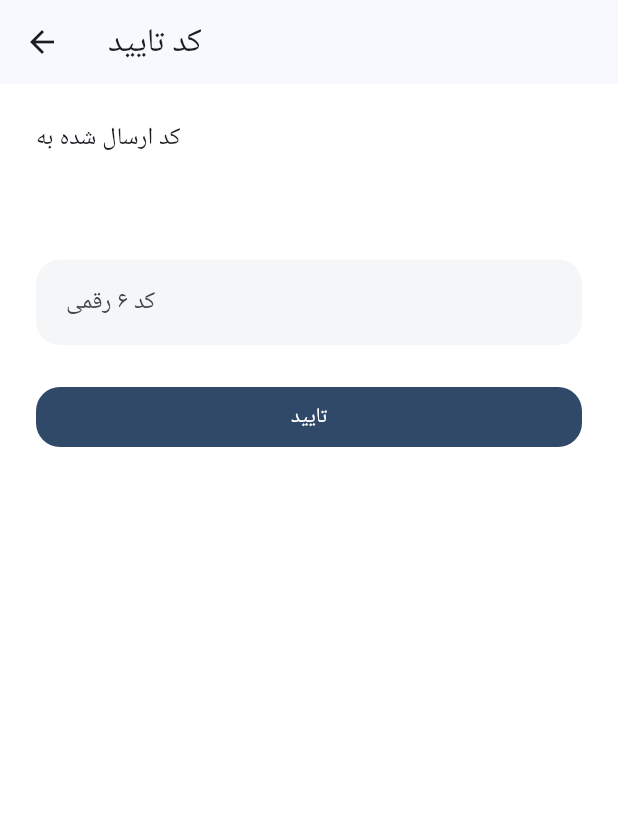
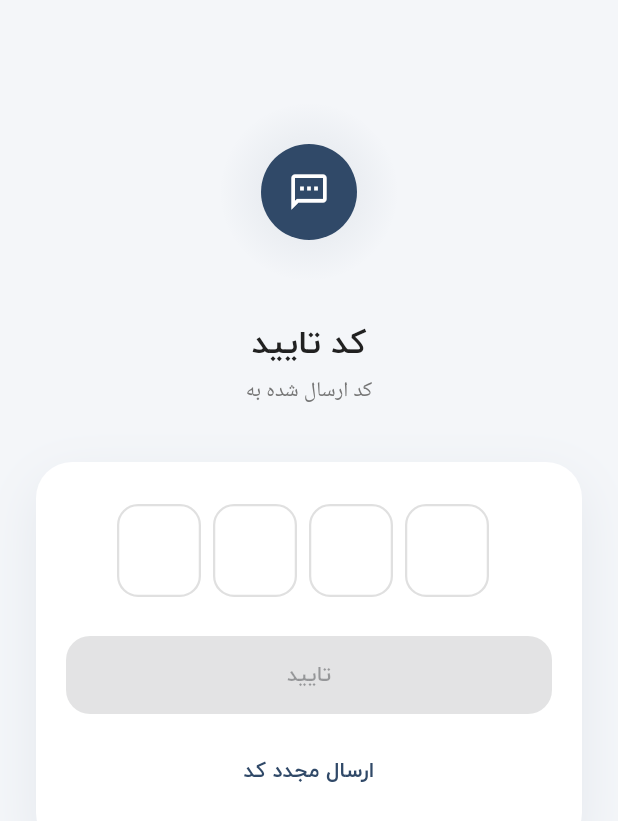
Before and after one commit to mrm15/namarangFlutter, a Flutter app: the OtpPage screen opened directly with empty values, on a phone screen of 412 x 824 dp. Shown: the top 821 px of the screen. Run offline on Flutter 3.47's test engine with Material 3 defaults, Android fonts, the phone set to English and light mode, and no system bars; drawn by our look-alikes of flutter_otp_text_field; our stand-ins replace dio, equatable, flutter_bloc, flutter_secure_storage, flutter_svg, geolocator and 6 more; missing offline and left inert: flutter_background_service; accounts and stored records are empty.

Commit message:
improve otp page and  use font in app

```diff
--- a/lib/app/theme.dart
+++ b/lib/app/theme.dart
@@ -8,6 +8,7 @@ class AppTheme {
       useMaterial3: true,
       brightness: Brightness.light,
       scaffoldBackgroundColor: AppColors.background,
+      fontFamily: 'Namarang',
       colorScheme: ColorScheme.fromSeed(
         seedColor: AppColors.primary,
         brightness: Brightness.light,
--- a/lib/features/auth/presentation/pages/otp_page.dart
+++ b/lib/features/auth/presentation/pages/otp_page.dart
@@ -1,10 +1,12 @@
 import 'package:flutter/material.dart';
 import 'package:flutter_bloc/flutter_bloc.dart';
 import 'package:go_router/go_router.dart';
+import 'package:namarang/core/constants/app_colors.dart';
 import 'package:namarang/core/constants/app_strings.dart';
 import 'package:namarang/core/di/locator.dart';
 import 'package:namarang/features/auth/presentation/cubit/auth_cubit.dart';
 import 'package:namarang/features/auth/presentation/cubit/auth_state.dart';
+import 'package:namarang/features/auth/presentation/widgets/otp_code_field.dart';
 
 class OtpPage extends StatefulWidget {
   const OtpPage({super.key, required this.phoneNumber});
@@ -16,13 +18,16 @@ class OtpPage extends StatefulWidget {
 }
 
 class _OtpPageState extends State<OtpPage> {
-  final _formKey = GlobalKey<FormState>();
-  final codeController = TextEditingController();
+  String _code = '';
 
-  @override
-  void dispose() {
-    codeController.dispose();
-    super.dispose();
+  void _verify(BuildContext context, AuthState state) {
+    if (_code.length != 4) return;
+    if (state.isLoading) return;
+
+    context.read<AuthCubit>().verifyOtp(
+      phoneNumber: widget.phoneNumber,
+      code: _code,
+    );
   }
 
   @override
@@ -42,76 +47,121 @@ class _OtpPageState extends State<OtpPage> {
           }
         },
         builder: (context, state) {
-          return Scaffold(
-            appBar: AppBar(title: const Text(AppStrings.otpTitle)),
-            body: Padding(
-              padding: const EdgeInsets.all(24),
-              child: Form(
-                key: _formKey,
+          return Directionality(
+            textDirection: TextDirection.rtl,
+            child: Scaffold(
+              backgroundColor: const Color(0xFFF4F6F9),
+              appBar: AppBar(
+                automaticallyImplyLeading: false,
+                backgroundColor: Colors.transparent,
+                elevation: 0,
+                scrolledUnderElevation: 0,
+              ),
+              body: SafeArea(
+                child: LayoutBuilder(
+                  builder: (context, constraints) {
+                    return SingleChildScrollView(
+                      child: ConstrainedBox(
+                        constraints: BoxConstraints(
+                          minHeight: constraints.maxHeight,
+                        ),
+                        child: IntrinsicHeight(
                           child: Column(
-                  crossAxisAlignment: CrossAxisAlignment.start,
+                            crossAxisAlignment: CrossAxisAlignment.stretch,
                             children: [
-                    Text(
-                      AppStrings.otpSentTo,
-                      style: Theme.of(context).textTheme.titleMedium,
+                              const SizedBox(height: 12),
+                              _OtpHeader(phoneNumber: widget.phoneNumber),
+                              const SizedBox(height: 36),
+                              Padding(
+                                padding: const EdgeInsets.symmetric(
+                                  horizontal: 24,
                                 ),
-                    const SizedBox(height: 8),
-                    Text(
-                      widget.phoneNumber,
-                      style: Theme.of(context).textTheme.titleLarge,
+                                child: Container(
+                                  padding: const EdgeInsets.symmetric(
+                                    horizontal: 20,
+                                    vertical: 28,
                                   ),
-                    const SizedBox(height: 32),
-                    TextFormField(
-                      controller: codeController,
-                      keyboardType: TextInputType.number,
-                      textInputAction: TextInputAction.done,
-                      maxLength: 4,
-                      decoration: const InputDecoration(
-                        hintText: AppStrings.otpHint,
-                        counterText: '',
+                                  decoration: BoxDecoration(
+                                    color: Colors.white,
+                                    borderRadius: BorderRadius.circular(24),
+                                    boxShadow: [
+                                      BoxShadow(
+                                        color: AppColors.primary.withValues(
+                                          alpha: 0.08,
                                         ),
-                      validator: (value) {
-                        final code = value?.trim() ?? '';
-
-                        if (code.isEmpty) {
-                          return AppStrings.otpRequired;
-                        }
-
-                        if (code.length != 4) {
-                          return AppStrings.invalidOtp;
-                        }
-
-                        return null;
+                                        blurRadius: 30,
+                                        offset: const Offset(0, 12),
+                                      ),
+                                    ],
+                                  ),
+                                  child: Column(
+                                    crossAxisAlignment:
+                                        CrossAxisAlignment.stretch,
+                                    children: [
+                                      OtpCodeField(
+                                        onCodeChanged: (code) =>
+                                            setState(() => _code = code),
+                                        onSubmit: (code) {
+                                          _code = code;
+                                          _verify(context, state);
                                         },
                                       ),
-                    const SizedBox(height: 24),
+                                      const SizedBox(height: 26),
                                       SizedBox(
-                      width: double.infinity,
+                                        height: 52,
                                         child: ElevatedButton(
-                        onPressed: state.isLoading
+                                          onPressed:
+                                              (state.isLoading ||
+                                                  _code.length != 4)
                                               ? null
-                            : () {
-                                if (!_formKey.currentState!.validate()) {
-                                  return;
-                                }
-
-                                context.read<AuthCubit>().verifyOtp(
-                                  phoneNumber: widget.phoneNumber,
-                                  code: codeController.text.trim(),
-                                );
-                              },
+                                              : () => _verify(context, state),
                                           child: state.isLoading
                                               ? const SizedBox(
                                                   width: 22,
                                                   height: 22,
-                                child: CircularProgressIndicator(
+                                                  child:
+                                                      CircularProgressIndicator(
                                                         strokeWidth: 2,
+                                                        color: Colors.white,
                                                       ),
                                                 )
-                            : const Text(AppStrings.otpVerifyButton),
+                                              : const Text(
+                                                  AppStrings.otpVerifyButton,
+                                                  style: TextStyle(
+                                                    fontWeight: FontWeight.w700,
+                                                  ),
+                                                ),
+                                        ),
+                                      ),
+                                      const SizedBox(height: 14),
+                                      Center(
+                                        child: TextButton(
+                                          onPressed: state.isLoading
+                                              ? null
+                                              : () {
+                                                  // TODO: منطق ارسال مجدد کد
+                                                },
+                                          child: const Text(
+                                            AppStrings.resendCode,
+                                            style: TextStyle(
+                                              fontWeight: FontWeight.w600,
+                                              color: AppColors.primary,
+                                            ),
+                                          ),
                                         ),
                                       ),
                                     ],
+                                  ),
+                                ),
+                              ),
+                              const Spacer(),
+                              const SizedBox(height: 24),
+                            ],
+                          ),
+                        ),
+                      ),
+                    );
+                  },
                 ),
               ),
             ),
@@ -121,3 +171,81 @@ class _OtpPageState extends State<OtpPage> {
     );
   }
 }
+
+/// آیکون تزئینی + عنوان + شماره موبایل بالای صفحه OTP
+class _OtpHeader extends StatelessWidget {
+  const _OtpHeader({required this.phoneNumber});
+
+  final String phoneNumber;
+
+  @override
+  Widget build(BuildContext context) {
+    return Column(
+      children: [
+        Center(
+          child: Container(
+            width: 120,
+            height: 120,
+            alignment: Alignment.center,
+            decoration: BoxDecoration(
+              shape: BoxShape.circle,
+              gradient: RadialGradient(
+                colors: [
+                  AppColors.primary.withValues(alpha: 0.10),
+                  AppColors.primary.withValues(alpha: 0),
+                ],
+              ),
+            ),
+            child: Container(
+              width: 64,
+              height: 64,
+              decoration: const BoxDecoration(
+                shape: BoxShape.circle,
+                color: AppColors.primary,
+              ),
+              child: const Icon(
+                Icons.sms_outlined,
+                color: Colors.white,
+                size: 28,
+              ),
+            ),
+          ),
+        ),
+        const SizedBox(height: 24),
+        const Text(
+          AppStrings.otpTitle,
+          textAlign: TextAlign.center,
+          style: TextStyle(
+            fontSize: 22,
+            fontWeight: FontWeight.bold,
+            color: AppColors.textPrimary,
+          ),
+        ),
+        const SizedBox(height: 8),
+        Padding(
+          padding: const EdgeInsets.symmetric(horizontal: 32),
+          child: Text.rich(
+            TextSpan(
+              text: '${AppStrings.otpSentTo} ',
+              style: const TextStyle(
+                fontSize: 14,
+                color: AppColors.textSecondary,
+              ),
+              children: [
+                TextSpan(
+                  text: phoneNumber,
+                  style: const TextStyle(
+                    fontSize: 14,
+                    fontWeight: FontWeight.w700,
+                    color: AppColors.textPrimary,
+                  ),
+                ),
+              ],
+            ),
+            textAlign: TextAlign.center,
+          ),
+        ),
+      ],
+    );
+  }
+}
--- a/lib/features/auth/presentation/widgets/login_button.dart
+++ b/lib/features/auth/presentation/widgets/login_button.dart
@@ -20,7 +20,10 @@ class LoginButton extends StatelessWidget {
         onPressed: loading ? null : onPressed,
         child: loading
             ? const CircularProgressIndicator()
-            : const Text(AppStrings.btnLoginLabel),
+            : const Text(
+                AppStrings.btnLoginLabel,
+                style: TextStyle(fontWeight: FontWeight.w700),
+              ),
       ),
     );
   }
--- /dev/null
+++ b/lib/features/auth/presentation/widgets/otp_code_field.dart
@@ -0,0 +1,48 @@
+import 'package:flutter/material.dart';
+import 'package:flutter_otp_text_field/flutter_otp_text_field.dart' as pkg;
+import 'package:namarang/core/constants/app_colors.dart';
+
+/// ویجت اختصاصی فیلد OTP، دور بسته‌ی flutter_otp_text_field رو می‌پیچه
+/// و استایل برند رو روش اعمال می‌کنه.
+///
+/// نکته: اسمش رو OtpCodeField گذاشتیم (نه OtpTextField) که با کلاس
+/// خودِ پکیج تداخل اسمی پیدا نکنه.
+class OtpCodeField extends StatelessWidget {
+  const OtpCodeField({
+    super.key,
+    required this.onCodeChanged,
+    required this.onSubmit,
+    this.numberOfFields = 4,
+  });
+
+  final int numberOfFields;
+  final ValueChanged<String> onCodeChanged;
+  final ValueChanged<String> onSubmit;
+
+  @override
+  Widget build(BuildContext context) {
+    return Directionality(
+      // خونه‌های کد همیشه چپ‌به‌راست چیده بشن، حتی تو صفحات فارسی
+      textDirection: TextDirection.ltr,
+      child: pkg.OtpTextField(
+        numberOfFields: numberOfFields,
+        fieldWidth: 56,
+        borderWidth: 1.5,
+        showFieldAsBox: true,
+        borderRadius: BorderRadius.circular(14),
+        borderColor: AppColors.border,
+        enabledBorderColor: AppColors.border,
+        focusedBorderColor: AppColors.primary,
+        cursorColor: AppColors.primary,
+        textStyle: const TextStyle(
+          fontSize: 20,
+          fontWeight: FontWeight.w700,
+          color: AppColors.textPrimary,
+        ),
+        keyboardType: TextInputType.number,
+        onCodeChanged: onCodeChanged,
+        onSubmit: (code) => onSubmit(code),
+      ),
+    );
+  }
+}
--- a/lib/features/auth/presentation/widgets/phone_text_field.dart
+++ b/lib/features/auth/presentation/widgets/phone_text_field.dart
@@ -13,6 +13,7 @@ class PhoneTextField extends StatelessWidget {
       keyboardType: TextInputType.phone,
       textInputAction: TextInputAction.done,
       maxLength: 11,
+      style: const TextStyle(fontWeight: FontWeight.w400),
       decoration: const InputDecoration(
         labelText: AppStrings.phoneNumberLabel,
         hintText: AppStrings.phoneNumberHint,
```
Also changed, not shown: pubspec.yaml (+8 -0 lines), assets/fonts/bold.ttf (added), assets/fonts/regular.ttf (added), lib/features/auth/presentation/widgets/otp_text_field.dart (deleted), pubspec.lock. Lines whose indentation alone changed are shown as unchanged.
